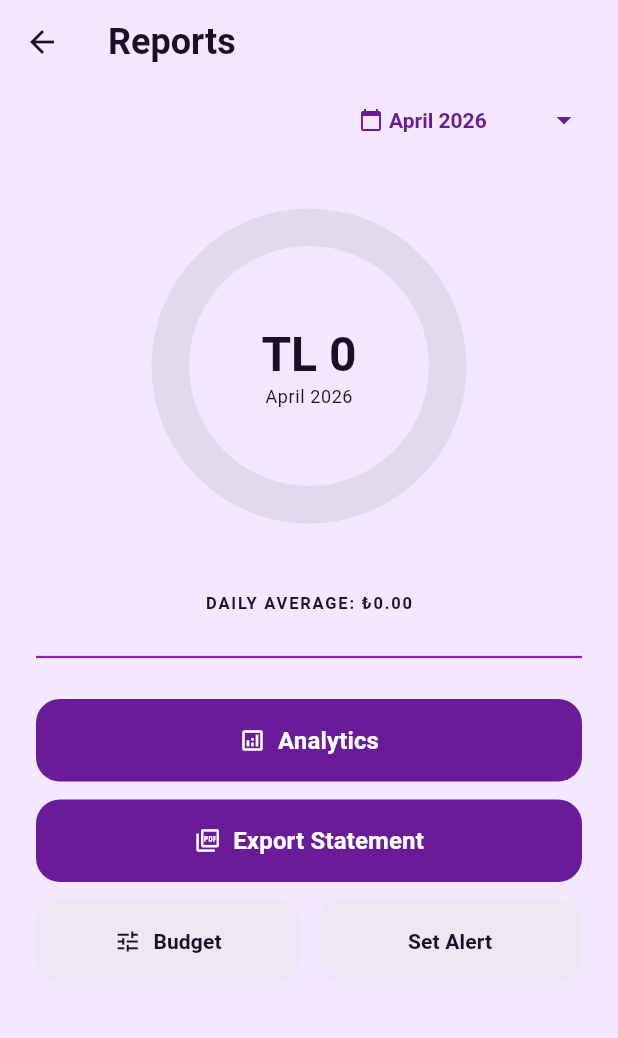
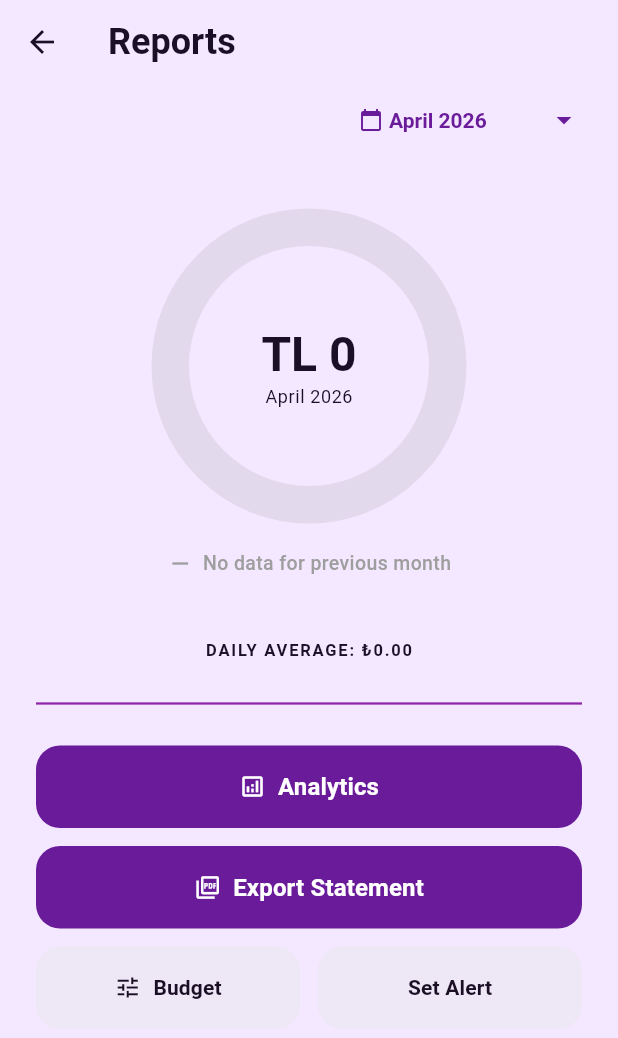
Before and after one commit to ozdogrumerve/digital-receipt-wallet, a Flutter app: the ReportsScreen screen opened directly, on a phone screen of 412 x 824 dp. Shown: the top 1038 px of the screen. Run offline on Flutter 3.47's test engine with Material 3 defaults, Android fonts, the phone set to English and light mode, and no system bars; drawn by our look-alikes of fl_chart; our stand-ins replace cloud_firestore, file_picker, firebase_auth, firebase_core, firebase_messaging, flutter_dotenv and 5 more; missing offline and left inert: pdfx; accounts and stored records are empty.

Commit message:
refactor: clean up code formatting and add monthly expense comparison feature

```diff
--- a/lib/screens/reports_screen.dart
+++ b/lib/screens/reports_screen.dart
@@ -35,7 +35,9 @@ class _ReportsScreenState extends State<ReportsScreen> {
   String? _errorMessage;
   bool _isGeneratingStatement = false;
 
-  final List<String> availableMonths = List.generate(12, (index) {
+  final List<String> availableMonths = List.generate(
+    12,
+    (index) {
       final now = DateTime.now();
       final date = DateTime(now.year, now.month - index);
       return DateFormat('yyyy-MM').format(date);
@@ -91,8 +93,7 @@ class _ReportsScreenState extends State<ReportsScreen> {
               if (budgetController.text.isEmpty && currentBudget > 0) {
                 budgetController.text = currentBudget.toStringAsFixed(0);
                 budgetController.selection = TextSelection.fromPosition(
-                    TextPosition(offset: budgetController.text.length)
-                );
+                    TextPosition(offset: budgetController.text.length));
               }
             });
 
@@ -169,16 +170,14 @@ class _ReportsScreenState extends State<ReportsScreen> {
                               _errorMessage = "Please enter a budget amount");
                           Future.delayed(const Duration(seconds: 2), () {
                             if (mounted) setState(() => _errorMessage = null);
-
-
                           });
                           return;
                         }
 
                         final newBudget = double.tryParse(input);
                         if (newBudget == null || newBudget <= 0) {
-                          setState(() => _errorMessage =
-                              "Please enter a valid amount");
+                          setState(() =>
+                              _errorMessage = "Please enter a valid amount");
                           Future.delayed(const Duration(seconds: 2), () {
                             if (mounted) setState(() => _errorMessage = null);
                           });
@@ -278,7 +277,6 @@ class _ReportsScreenState extends State<ReportsScreen> {
                 Text(
                     "%${selectedPercentage.toInt()} harcamaya ulastigimda bildir"),
 
-
                 const SizedBox(height: 20),
 
                 /// PERCENTAGE SLIDER
@@ -292,9 +290,7 @@ class _ReportsScreenState extends State<ReportsScreen> {
                       setState(() => selectedPercentage = value),
                 ),
 
-
                 const SizedBox(height: 20),
-
 
                 Row(
                   children: [
@@ -387,8 +383,7 @@ class _ReportsScreenState extends State<ReportsScreen> {
                   totalAmount += r.totalAmount;
                 }
 
-                final monthlyBudget =
-                    userSnapshot.data?.monthlyBudget ?? 0;
+                final monthlyBudget = userSnapshot.data?.monthlyBudget ?? 0;
                 checkAlert(totalAmount, monthlyBudget, context);
 
 
@@ -415,7 +410,6 @@ class _ReportsScreenState extends State<ReportsScreen> {
                     othersTotal += entry.value;
                   }
                 }
-
 
                 // 4. Expense listesi oluştur
                 final List<ExpenseItem> expenses = [];
@@ -459,6 +453,45 @@ class _ReportsScreenState extends State<ReportsScreen> {
                 final currentMonth =
                     DateFormat('MMMM yyyy').format(selectedMonth);
 
+                final currentMonthExpenses = receipts
+                    .where(
+                      (e) =>
+                          e.date.year == selectedMonth.year &&
+                          e.date.month == selectedMonth.month,
+                    )
+                    .toList();
+
+                final previousMonthDate = DateTime(selectedMonth.year, selectedMonth.month - 1);
+
+                final previousMonthExpenses = receipts
+                    .where(
+                      (e) =>
+                          e.date.year == previousMonthDate.year &&
+                          e.date.month == previousMonthDate.month,
+                    )
+                    .toList();
+
+                final double currentMonthTotal =
+                    currentMonthExpenses.fold<double>(
+                  0,
+                  (sum, item) => sum + item.totalAmount,
+                );
+
+                final double previousMonthTotal =
+                    previousMonthExpenses.fold<double>(
+                  0,
+                  (sum, item) => sum + item.totalAmount,
+                );
+
+                final double changePercent = previousMonthTotal == 0
+                    ? 0
+                    : ((currentMonthTotal - previousMonthTotal) /
+                            previousMonthTotal) *
+                        100;
+
+                final bool isIncrease = changePercent > 0;
+                final bool isDecrease = changePercent < 0;
+
                 return SingleChildScrollView(
                   padding: const EdgeInsets.symmetric(horizontal: 24),
                   child: Column(
@@ -496,7 +529,8 @@ class _ReportsScreenState extends State<ReportsScreen> {
                                     }).toList(),
                                     onChanged: (newMonth) {
                                       if (newMonth != null) {
-                                        setState(() => selectedMonthKey = newMonth);
+                                        setState(
+                                            () => selectedMonthKey = newMonth);
                                       }
                                     },
                                   ),
@@ -551,6 +585,47 @@ class _ReportsScreenState extends State<ReportsScreen> {
                                 Text(currentMonth,
                                     style: textTheme.bodySmall),
                               ],
+                            ),
+                          ],
+                        ),
+                      ),
+
+                      Padding(
+                        padding: const EdgeInsets.only(top: 12),
+                        child: Row(
+                          mainAxisAlignment: MainAxisAlignment.center,
+                          children: [
+                            Icon(
+                              isIncrease
+                                  ? Icons.trending_up
+                                  : isDecrease
+                                      ? Icons.trending_down
+                                      : Icons.remove,
+                              color: isIncrease
+                                  ? Colors.red
+                                  : isDecrease
+                                      ? Colors.green
+                                      : Colors.grey,
+                              size: 18,
+                            ),
+                            const SizedBox(width: 6),
+                            Text(
+                              previousMonthTotal == 0
+                                  ? 'No data for previous month'
+                                  : isIncrease
+                                      ? '%${changePercent.abs().toStringAsFixed(1)} increase'
+                                      : isDecrease
+                                          ? '%${changePercent.abs().toStringAsFixed(1)} decrease'
+                                          : 'No change',
+                              style: TextStyle(
+                                fontSize: 13,
+                                fontWeight: FontWeight.w500,
+                                color: isIncrease
+                                    ? Colors.red
+                                    : isDecrease
+                                        ? Colors.green
+                                        : Colors.grey,
+                              ),
                             ),
                           ],
                         ),
@@ -673,14 +748,15 @@ class _ReportsScreenState extends State<ReportsScreen> {
                                     if (mounted) {
                                       ScaffoldMessenger.of(context)
                                           .showSnackBar(SnackBar(
-                                        content: Text("Statement oluşturulamadı: $e"),
+                                        content: Text(
+                                            "Statement oluşturulamadı: $e"),
                                         backgroundColor: Colors.red,
                                       ));
                                     }
                                   } finally {
                                     if (mounted) {
-                                      setState(() =>
-                                          _isGeneratingStatement = false);
+                                      setState(
+                                          () => _isGeneratingStatement = false);
                                     }
                                   }
                                 },
@@ -729,7 +805,8 @@ class _ReportsScreenState extends State<ReportsScreen> {
                                   setState(() => _errorMessage = null);
                                   _showBudgetBottomSheet();
                                 },
-                                icon: Icon(Icons.tune, color: colorScheme.onSurface),
+                                icon: Icon(Icons.tune,
+                                    color: colorScheme.onSurface),
                                 label: Text(
                                   'Budget',
                                   style: TextStyle(
@@ -757,7 +834,8 @@ class _ReportsScreenState extends State<ReportsScreen> {
                                       style: ElevatedButton.styleFrom(
                                         backgroundColor: colorScheme.surface,
                                         shape: RoundedRectangleBorder(
-                                          borderRadius: BorderRadius.circular(16),
+                                          borderRadius:
+                                              BorderRadius.circular(16),
                                         ),
                                         elevation: 0,
                                         padding: const EdgeInsets.symmetric(
```
Lines whose indentation alone changed are shown as unchanged.
